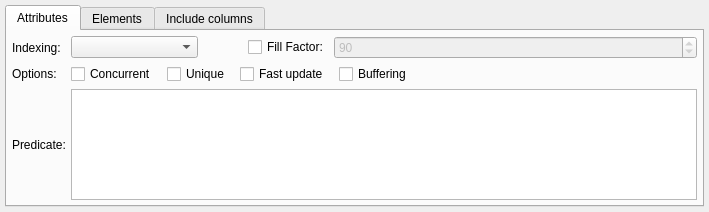
Before: the Qt Designer form libs/libgui/ui/dbobjects/indexwidget.ui in pgmodeler/pgmodeler, drawn with Qt 5.
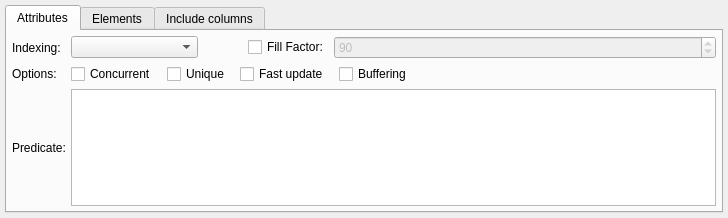
After: the same form once the commit is applied.

The edit to the form file:
```diff
--- a/libs/libgui/ui/dbobjects/indexwidget.ui
+++ b/libs/libgui/ui/dbobjects/indexwidget.ui
@@ -6,8 +6,8 @@
    <rect>
     <x>0</x>
     <y>0</y>
-    <width>709</width>
-    <height>212</height>
+    <width>728</width>
+    <height>218</height>
    </rect>
   </property>
   <property name="minimumSize">
```
Left out of the diff: 6 changed lines with no effect on the pictures.
